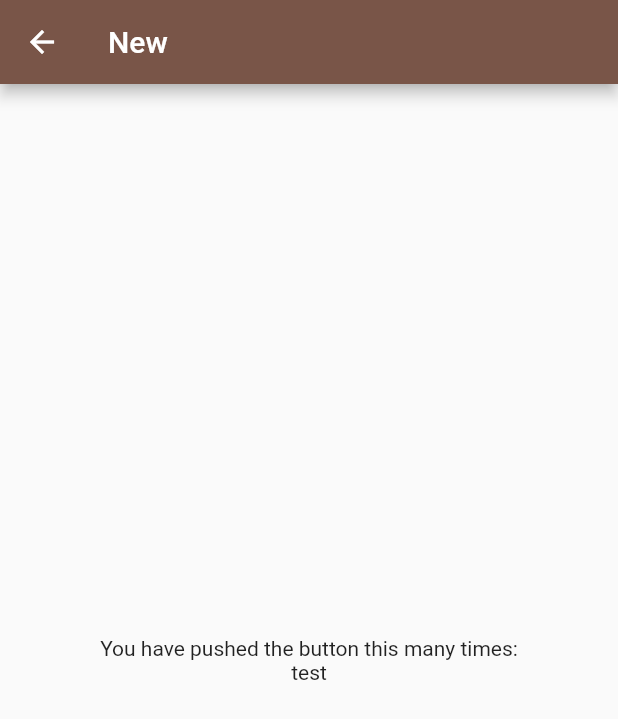
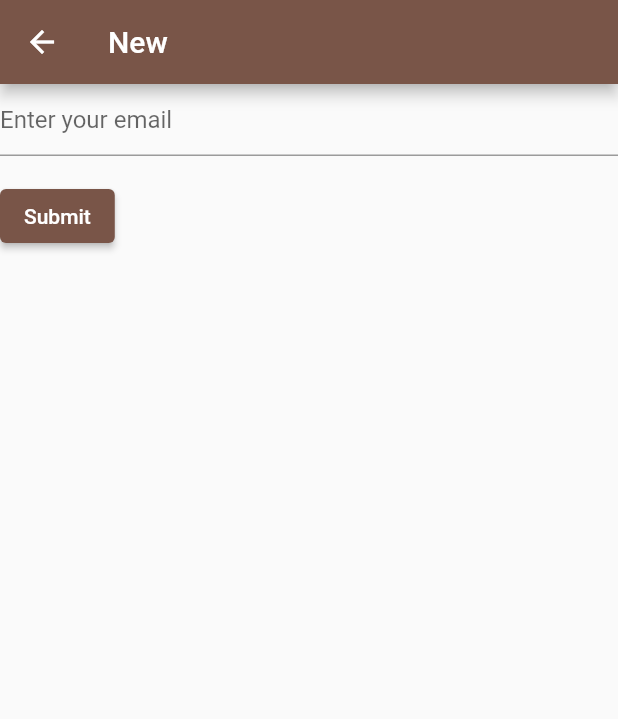
Before and after one commit to uu64/drinking_alert, a Flutter app: the screen it shows after launch, after a tap on "New", on a phone screen of 412 x 824 dp. Shown: the top 719 px of the screen. Run offline on Flutter 3.47's test engine with Material 2 defaults, Android fonts, the phone set to English and light mode, and no system bars.

```diff
--- a/lib/main.dart
+++ b/lib/main.dart
@@ -17,7 +17,7 @@ class MyApp extends StatelessWidget {
       initialRoute: '/',
       routes: <String, WidgetBuilder>{
         '/': (BuildContext context) => HomePage(title: 'Drinking Alert'),
-        '/parties/new': (BuildContext context) => NewPage(),
+        '/parties/new': (BuildContext context) => NewPage(title: 'New'),
       },
     );
   }
--- a/lib/pages/parties/new_page.dart
+++ b/lib/pages/parties/new_page.dart
@@ -1,23 +1,55 @@
 import 'package:flutter/material.dart';
 
-class NewPage extends StatelessWidget {
+class NewPage extends StatefulWidget {
+  NewPage({Key key, this.title}) : super(key: key);
+
+  final String title;
+
+  @override
+  _NewPageState createState() => _NewPageState();
+}
+
+class _NewPageState extends State<NewPage> {
+  final _formKey = GlobalKey<FormState>();
+
   @override
   Widget build(BuildContext context) {
     return Scaffold(
       appBar: AppBar(
-        title: Text('New'),
+        title: Text(widget.title),
       ),
       body: Center(
-        child: Column(
-          mainAxisAlignment: MainAxisAlignment.center,
-          children: <Widget>[
-            Text(
-              'You have pushed the button this many times:',
-            ),
-            Text(
-              'test'
-            ),
-          ],
+        child: Form(
+          key: _formKey,
+          child: Column(
+            crossAxisAlignment: CrossAxisAlignment.start,
+            children: <Widget>[
+              TextFormField(
+                decoration: const InputDecoration(
+                  hintText: 'Enter your email',
+                ),
+                validator: (value) {
+                  if (value.isEmpty) {
+                    return 'Please enter some text';
+                  }
+                  return null;
+                },
+              ),
+              Padding(
+                padding: const EdgeInsets.symmetric(vertical: 16.0),
+                child: ElevatedButton(
+                  onPressed: () {
+                    // Validate will return true if the form is valid, or false if
+                    // the form is invalid.
+                    if (_formKey.currentState.validate()) {
+                      // Process data.
+                    }
+                  },
+                  child: Text('Submit'),
+                ),
+              ),
+            ],
+          ),
         ),
       ),
     );
```
